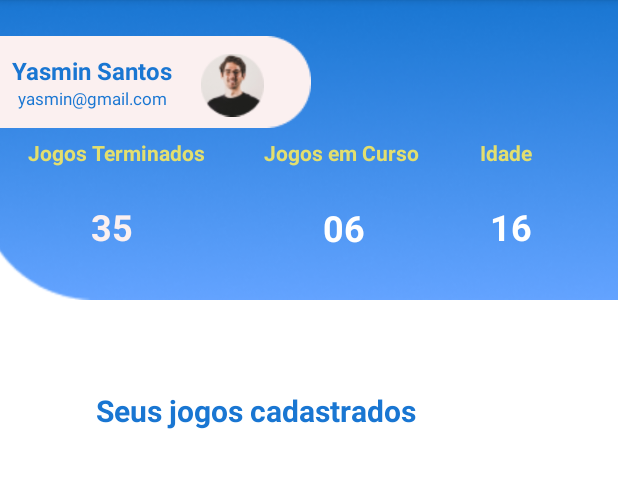
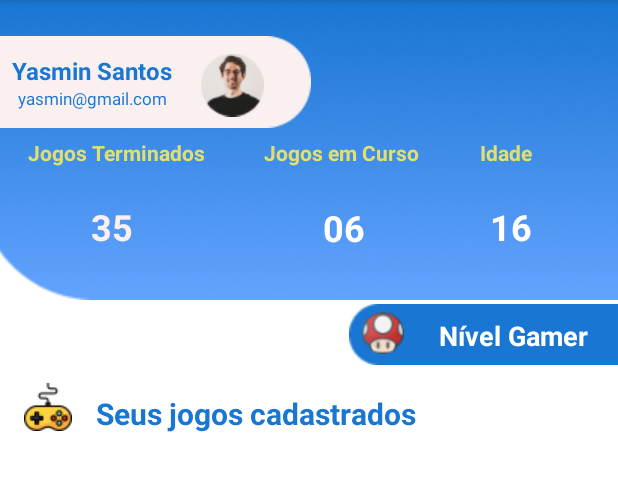
Before and after one commit to Yasmin-Nas/Games-1.0, an Android app: the activity_games screen opened directly, with no data from a screen before it, on a phone screen of 412 x 824 dp, the part 84-575 px from its top. Run offline under Robolectric (Android 15) with nearby library versions, the light colour scheme and no system bars; Roboto replaces fonts that are not available here.

Commit message:
02/12/2022

```diff
--- a/app/src/main/java/br/senai/sp/jandira/games/model/User.kt
+++ b/app/src/main/java/br/senai/sp/jandira/games/model/User.kt
@@ -12,7 +12,7 @@ class User {
     var nome = ""
     var email = ""
     var senha = ""
-    var data_nascimento:LocalDate? = null
+    var data_nascimento : LocalDate? = null
     var cidade = ""
     var nivel = LevelEnum.Noob
     var console : Console? = null
--- a/app/src/main/java/br/senai/sp/jandira/games/ui/MainActivity.kt
+++ b/app/src/main/java/br/senai/sp/jandira/games/ui/MainActivity.kt
@@ -32,12 +32,10 @@ class MainActivity : AppCompatActivity() {
             startActivity(openSignupActivity)
         }
         binding.idButtonLogin.setOnClickListener(){
-            login()
+            var openActivityGamesBinding = Intent( this, activity_games:: class.java)
+
+            startActivity((openActivityGamesBinding))
         }
-//        binding.buttonNextPage.setOnClickListener(){
-//            var op = Intent(this, ActivityGames::class.java)
-//            startActivity(op)
-//        }
 
     }
 
--- a/app/src/main/res/layout/activity_games.xml
+++ b/app/src/main/res/layout/activity_games.xml
@@ -166,12 +166,10 @@
         android:id="@+id/imageView7"
         android:layout_width="179dp"
         android:layout_height="46dp"
-        app:layout_constraintBottom_toTopOf="@+id/rv_games"
         app:layout_constraintEnd_toEndOf="parent"
         app:layout_constraintHorizontal_bias="1.0"
         app:layout_constraintStart_toStartOf="parent"
         app:layout_constraintTop_toBottomOf="@+id/imageView"
-        app:layout_constraintVertical_bias="0.0"
         app:srcCompat="@drawable/lvl_background" />
 
     <ImageView
@@ -186,6 +184,7 @@
         app:layout_constraintVertical_bias="0.444"
         app:srcCompat="@drawable/icon_lvl" />
 
+
     <TextView
         android:id="@+id/textView19"
         android:layout_width="wrap_content"
@@ -196,27 +195,17 @@
         android:textStyle="bold"
         app:layout_constraintBottom_toBottomOf="@+id/imageView7"
         app:layout_constraintEnd_toEndOf="@+id/imageView7"
+        app:layout_constraintHorizontal_bias="0.534"
         app:layout_constraintStart_toEndOf="@+id/imageView8"
-        app:layout_constraintTop_toTopOf="@+id/imageView7" />
-
-    <androidx.recyclerview.widget.RecyclerView
-        android:id="@+id/rv_games"
-        android:layout_width="397dp"
-        android:layout_height="700dp"
-        android:layout_marginStart="20dp"
-        app:layout_constraintBottom_toBottomOf="parent"
-        app:layout_constraintEnd_toEndOf="parent"
-        app:layout_constraintHorizontal_bias="0.0"
-        app:layout_constraintStart_toStartOf="parent"
-        app:layout_constraintTop_toBottomOf="@+id/textView10"
-        tools:listitem="@layout/activity_holder_layout" />
+        app:layout_constraintTop_toTopOf="@+id/imageView7"
+        app:layout_constraintVertical_bias="0.545" />
 
     <TextView
         android:id="@+id/textView10"
         android:layout_width="wrap_content"
         android:layout_height="wrap_content"
         android:layout_marginStart="16dp"
-        android:layout_marginTop="60dp"
+        android:layout_marginTop="16dp"
         android:layout_marginEnd="64dp"
         android:fontFamily="sans-serif"
         android:text="@string/text_games"
@@ -226,16 +215,27 @@
         app:layout_constraintEnd_toEndOf="parent"
         app:layout_constraintHorizontal_bias="0.0"
         app:layout_constraintStart_toEndOf="@+id/imageView9"
-        app:layout_constraintTop_toBottomOf="@+id/imageView" />
+        app:layout_constraintTop_toBottomOf="@+id/imageView7" />
 
     <ImageView
         android:id="@+id/imageView9"
         android:layout_width="wrap_content"
         android:layout_height="wrap_content"
         android:layout_marginStart="16dp"
-        app:layout_constraintBottom_toTopOf="@+id/rv_games"
+        android:layout_marginTop="55dp"
         app:layout_constraintStart_toStartOf="parent"
-        app:layout_constraintTop_toTopOf="@+id/textView10"
-        app:layout_constraintVertical_bias="0.0"
+        app:layout_constraintTop_toBottomOf="@+id/imageView"
         app:srcCompat="@drawable/joystick_icon" />
+
+    <androidx.recyclerview.widget.RecyclerView
+        android:id="@+id/rv_games"
+        android:layout_width="397dp"
+        android:layout_height="700dp"
+        android:layout_marginStart="20dp"
+        app:layout_constraintBottom_toBottomOf="parent"
+        app:layout_constraintEnd_toEndOf="parent"
+        app:layout_constraintHorizontal_bias="0.166"
+        app:layout_constraintStart_toStartOf="parent"
+        app:layout_constraintTop_toBottomOf="@+id/textView10"
+        tools:listitem="@layout/activity_holder_layout" />
 </androidx.constraintlayout.widget.ConstraintLayout>
```
